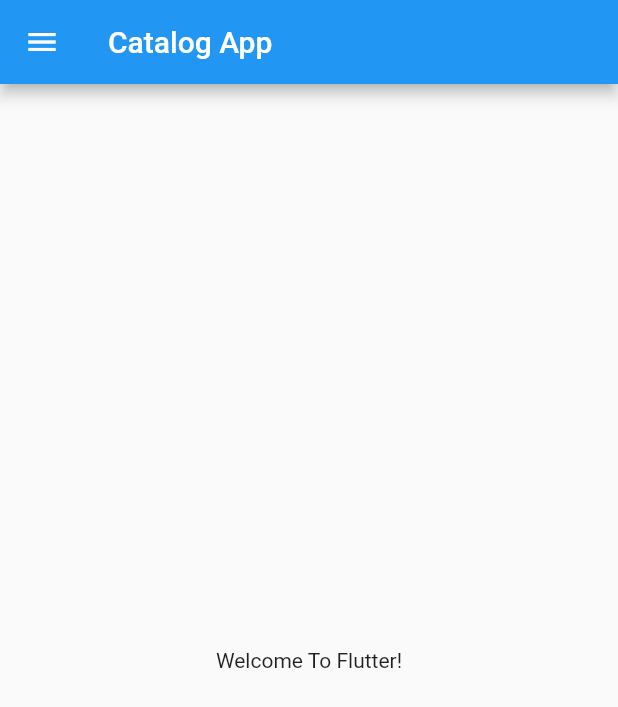
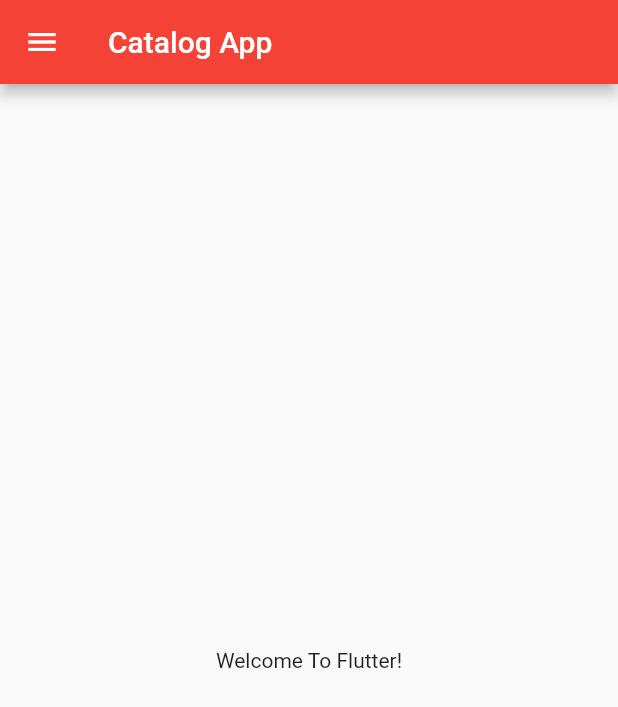
Before and after one commit to maylmeto/flutter-ui, a Flutter app: the screen it shows after launch, on a phone screen of 412 x 824 dp. Shown: the top 707 px of the screen. Run offline on Flutter 3.47's test engine with Material 2 defaults, Android fonts, the phone set to English and light mode, and no system bars.

Commit message:
basic routing added

```diff
--- a/lib/main.dart
+++ b/lib/main.dart
@@ -1,5 +1,6 @@
 import 'package:flutter/material.dart';
-import 'package:myapp_01/home_page.dart';
+import 'package:myapp_01/pages/home_page.dart';
+import 'package:myapp_01/pages/login_page.dart';
 
 void main() {
   runApp(MyApp());
@@ -11,7 +12,18 @@
   @override
   Widget build(BuildContext context) {
     return MaterialApp(
-        home: HomePage()
+        // home: HomePage(),
+        themeMode: ThemeMode.light,
+        theme: ThemeData(primarySwatch: Colors.red),
+        darkTheme: ThemeData(
+          brightness: Brightness.dark
+        ),
+        initialRoute:"/home",
+        routes: {
+          "/": (context)=>LoginPage(),
+          "/home":(context) =>HomePage(),
+          "/login":(context) =>LoginPage()
+        },
     );
   }
 }
```
Also changed, not shown: lib/pages/login_page.dart (added, +21 -0 lines), lib/pages/home_page.dart (renamed from lib/home_page.dart).
